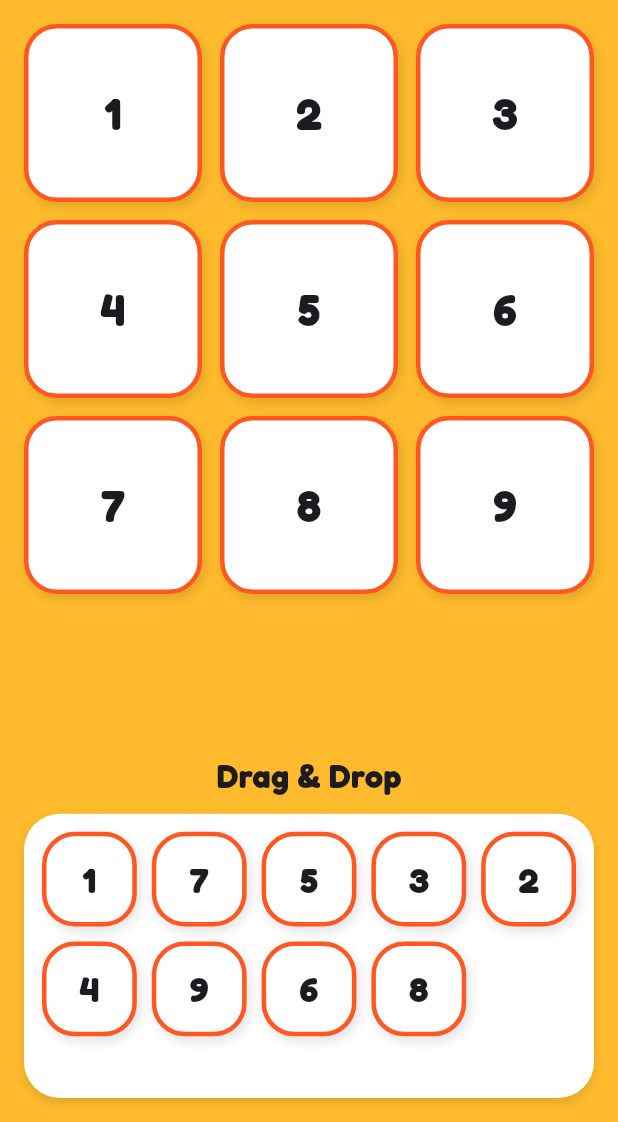
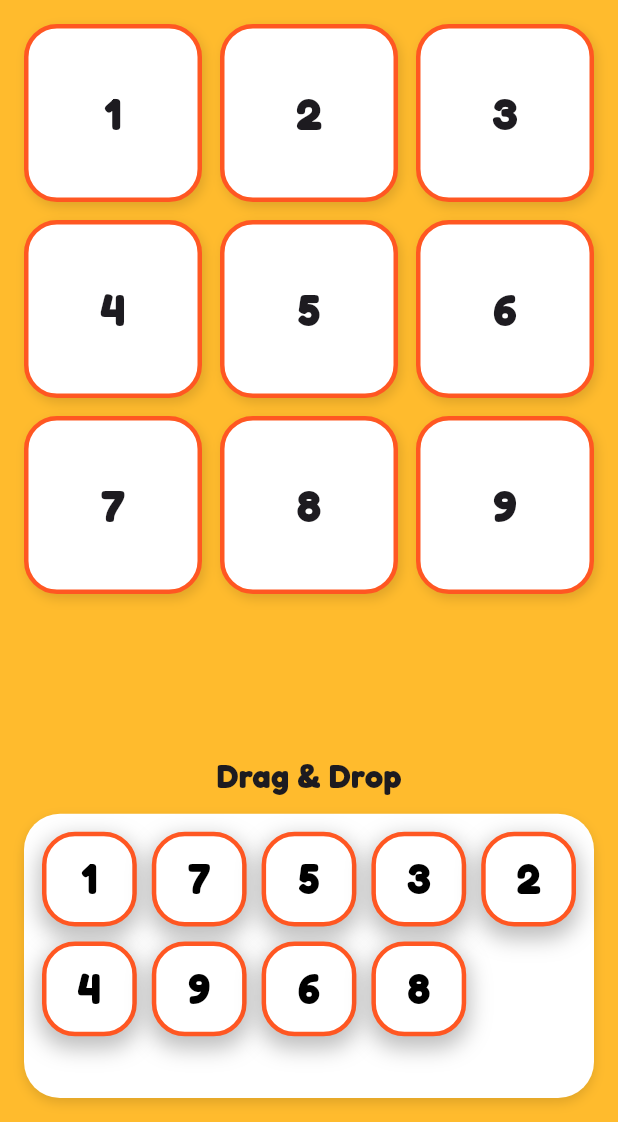
Before and after one commit to argadenil/zinzy, a Flutter app: the NumberMatchingScreen screen opened directly, on a phone screen of 412 x 824 dp, the part 114-1236 px from its top. Run offline on Flutter 3.47's test engine with Material 3 defaults, Android fonts, the phone set to English and light mode, and no system bars; our stand-ins replace audioplayers, confetti, flutter_tts, google_fonts, lottie, rive.

Commit message:
changes added

```diff
--- a/lib/screens/numbers/subscreens/numberMatching.dart
+++ b/lib/screens/numbers/subscreens/numberMatching.dart
@@ -11,8 +11,9 @@ class NumberMatchingScreen extends StatefulWidget {
 
 class _NumberMatchingScreenState extends State<NumberMatchingScreen>
     with SingleTickerProviderStateMixin {
-  final ConfettiController _confettiController =
-      ConfettiController(duration: const Duration(seconds: 2));
+  final ConfettiController _confettiController = ConfettiController(
+    duration: const Duration(seconds: 2),
+  );
 
   final List<int> numbers = List.generate(9, (i) => i + 1);
   late List<int> shuffledNumbers;
@@ -38,8 +39,10 @@ class _NumberMatchingScreenState extends State<NumberMatchingScreen>
       duration: const Duration(milliseconds: 600),
     );
 
-    _bounceAnimation =
-        CurvedAnimation(parent: _bounceController, curve: Curves.elasticOut);
+    _bounceAnimation = CurvedAnimation(
+      parent: _bounceController,
+      curve: Curves.elasticOut,
+    );
   }
 
   void _setupGame() {
@@ -137,8 +140,10 @@ class _NumberMatchingScreenState extends State<NumberMatchingScreen>
                   const Center(
                     child: Text(
                       "Drag & Drop",
-                      style:
-                          TextStyle(fontSize: 22, fontWeight: FontWeight.bold),
+                      style: TextStyle(
+                        fontSize: 22,
+                        fontWeight: FontWeight.bold,
+                      ),
                     ),
                   ),
 
@@ -156,7 +161,7 @@ class _NumberMatchingScreenState extends State<NumberMatchingScreen>
                           color: Colors.black12,
                           blurRadius: 6,
                           offset: Offset(0, 3),
-                        )
+                        ),
                       ],
                     ),
                     child: GridView.builder(
@@ -176,13 +181,25 @@ class _NumberMatchingScreenState extends State<NumberMatchingScreen>
 
                         return Draggable<int>(
                           data: number,
-                          feedback: Transform.scale(
-                            scale: 1.4,
-                            child: _buildNumberCard(number, true),
+
+                          /// FIXED draggable feedback (when user drags)
+                          feedback: Material(
+                            color: Colors.transparent,
+                            child: Transform.scale(
+                              scale: 1.6,
+                              child: _buildDragCard(number, true),
                             ),
-                          childWhenDragging:
-                              _buildNumberCard(number, false, faded: true),
-                          child: _buildNumberCard(number, false),
+                          ),
+
+                          /// While dragging – faded placeholder
+                          childWhenDragging: _buildDragCard(
+                            number,
+                            false,
+                            faded: true,
+                          ),
+
+                          /// Normal state
+                          child: _buildDragCard(number, false),
                         );
                       },
                     ),
@@ -258,9 +275,7 @@ class _NumberMatchingScreenState extends State<NumberMatchingScreen>
           decoration: BoxDecoration(
             color: isMatched
                 ? Colors.green.shade400
-                : (isHighlighted
-                    ? Colors.orange.shade100
-                    : Colors.white),
+                : (isHighlighted ? Colors.orange.shade100 : Colors.white),
             borderRadius: BorderRadius.circular(cardRadius),
             border: Border.all(color: Colors.deepOrange, width: 3),
             boxShadow: const [
@@ -326,24 +341,25 @@ class _NumberMatchingScreenState extends State<NumberMatchingScreen>
                 style: TextStyle(
                   fontSize: 28,
                   fontWeight: FontWeight.bold,
-                    color: Colors.deepOrange),
+                  color: Colors.deepOrange,
+                ),
               ),
               const SizedBox(height: 10),
-              Text("You earned $stars ⭐",
-                  style: const TextStyle(fontSize: 20)),
+              Text("You earned $stars ⭐", style: const TextStyle(fontSize: 20)),
               const SizedBox(height: 20),
               ElevatedButton(
                 onPressed: _resetGame,
                 style: ElevatedButton.styleFrom(
                   backgroundColor: Colors.deepOrange,
-                  padding:
-                      const EdgeInsets.symmetric(horizontal: 32, vertical: 12),
+                  padding: const EdgeInsets.symmetric(
+                    horizontal: 32,
+                    vertical: 12,
+                  ),
                   shape: RoundedRectangleBorder(
                     borderRadius: BorderRadius.circular(20),
                   ),
                 ),
-                child:
-                    const Text("Play Again", style: TextStyle(fontSize: 18)),
+                child: const Text("Play Again", style: TextStyle(fontSize: 18)),
               ),
             ],
           ),
@@ -352,3 +368,36 @@ class _NumberMatchingScreenState extends State<NumberMatchingScreen>
     );
   }
 }
+
+Widget _buildDragCard(int number, bool dragging, {bool faded = false}) {
+  return Opacity(
+    opacity: faded ? 0.3 : 1,
+    child: Container(
+      width: 70,
+      height: 70,
+      alignment: Alignment.center,
+      decoration: BoxDecoration(
+        color: dragging ? Colors.orangeAccent : Colors.white,
+        borderRadius: BorderRadius.circular(22),
+        border: Border.all(color: Colors.deepOrange, width: 3),
+        boxShadow: const [
+          BoxShadow(
+            color: Colors.black26,
+            blurRadius: 12,
+            spreadRadius: 2,
+            offset: Offset(0, 6),
+          ),
+        ],
+      ),
+      child: Text(
+        "$number",
+        style: const TextStyle(
+          fontSize: 28,
+          fontWeight: FontWeight.bold,
+          decoration: TextDecoration.none, // ✅ Removes yellow underline
+          color: Colors.black,
+        ),
+      ),
+    ),
+  );
+}
```
Lines whose indentation alone changed are shown as unchanged.
